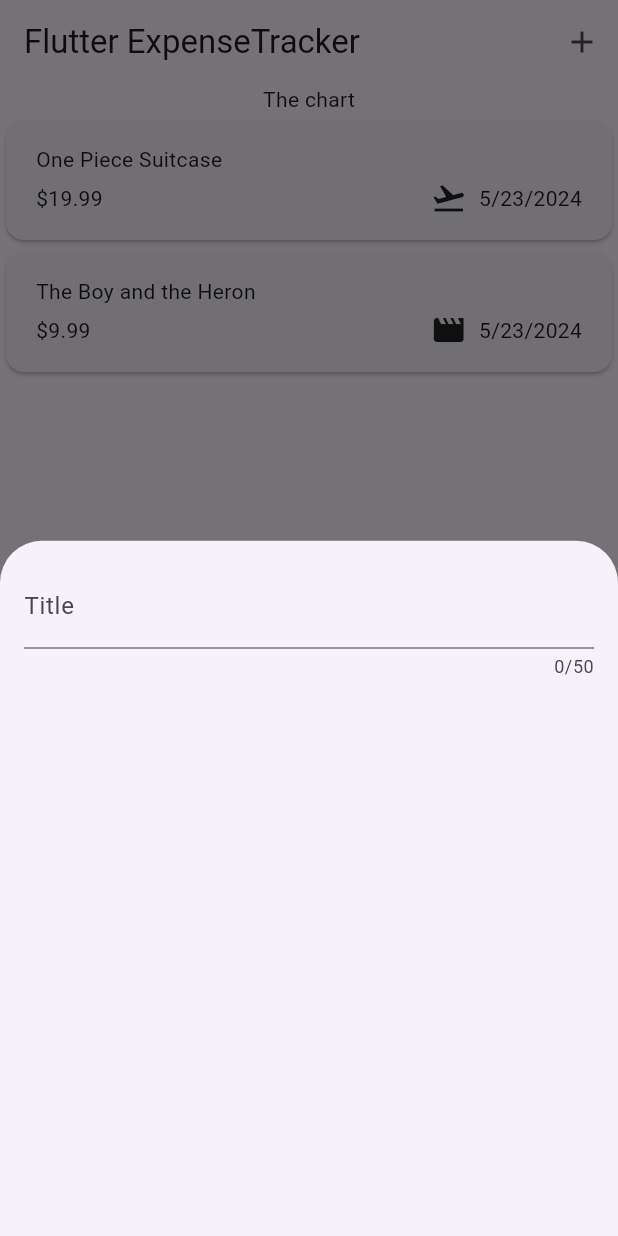
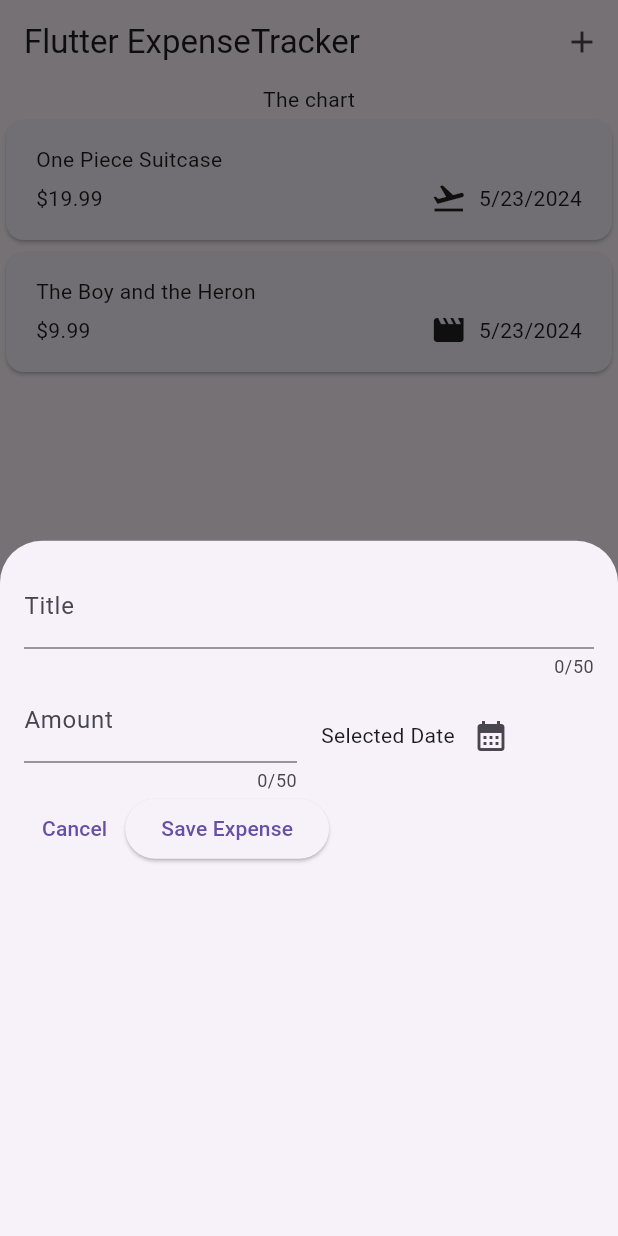
Before and after one commit to Pirate-Hunter-Zoro/Expense-Tracker, a Flutter app: the screen it shows after launch, after a tap on the "add" icon, on a phone screen of 412 x 824 dp. Run offline on Flutter 3.47's test engine with Material 3 defaults, Android fonts, the phone set to English and light mode, and no system bars.

Commit message:
furthered expense dialog with amount and dates

```diff
--- a/lib/new_expense.dart
+++ b/lib/new_expense.dart
@@ -10,20 +10,92 @@ class NewExpense extends StatefulWidget {
 }
 
 class _NewExpenseState extends State<NewExpense> {
+  final _titleController = TextEditingController();
+  final _amountController = TextEditingController();
+
+  void _presentDatePicker() {
+    final now = DateTime.now();
+    // When constructing a DateTime object, the only required parameter is the year
+    final firstDate = DateTime(now.year - 1, now.month, now.day);
+    showDatePicker(
+      context: context,
+      initialDate: now,
+      firstDate: firstDate,
+      lastDate: now,
+    );
+  }
+
+  @override
+  void dispose() {
+    // This method is called automatically when a widget is removed from the UI.
+    // ONLY STATEFUL widgets have this method!!!
+    _titleController.dispose();
+    _amountController.dispose();
+    super.dispose();
+  }
+
   @override
   Widget build(BuildContext context) {
-    return const Padding(
-      padding: EdgeInsets.all(16),
+    return Padding(
+      padding: const EdgeInsets.all(16),
       child: Column(
         children: [
           TextField(
+            controller: _titleController,
             maxLength: 50,
             keyboardType: TextInputType.text,
             // Declare which keyboard you want - some are specialized for emails, etc.
-            decoration: InputDecoration(
+            decoration: const InputDecoration(
               label: Text('Title'),
             ),
           ),
+          Row(
+            children: [
+              // This row will have TWO Expanded widgets - which means each will take up 50% of the space.
+              Expanded(
+                child: TextField(
+                  controller: _amountController,
+                  maxLength: 50,
+                  keyboardType:
+                      const TextInputType.numberWithOptions(decimal: true),
+                  // Declare which keyboard you want - some are specialized for emails, etc.
+                  decoration: const InputDecoration(
+                    prefixText: '\$ ',
+                    label: Text('Amount'),
+                  ),
+                ),
+              ),
+              const SizedBox(
+                width: 16,
+              ),
+              Expanded(
+                child: Row(
+                  children: [
+                    const Text('Selected Date'),
+                    IconButton(
+                      onPressed: _presentDatePicker,
+                      icon: const Icon(Icons.calendar_month),
+                    ),
+                  ],
+                ),
+              )
+            ],
+          ),
+          Row(
+            children: [
+              TextButton(
+                onPressed: () {
+                  // Close out of the expense creation dialog
+                  Navigator.pop(context);
+                },
+                child: const Text('Cancel'),
+              ),
+              ElevatedButton(
+                onPressed: () {},
+                child: const Text('Save Expense'),
+              ),
+            ],
+          )
         ],
       ),
     );
```
